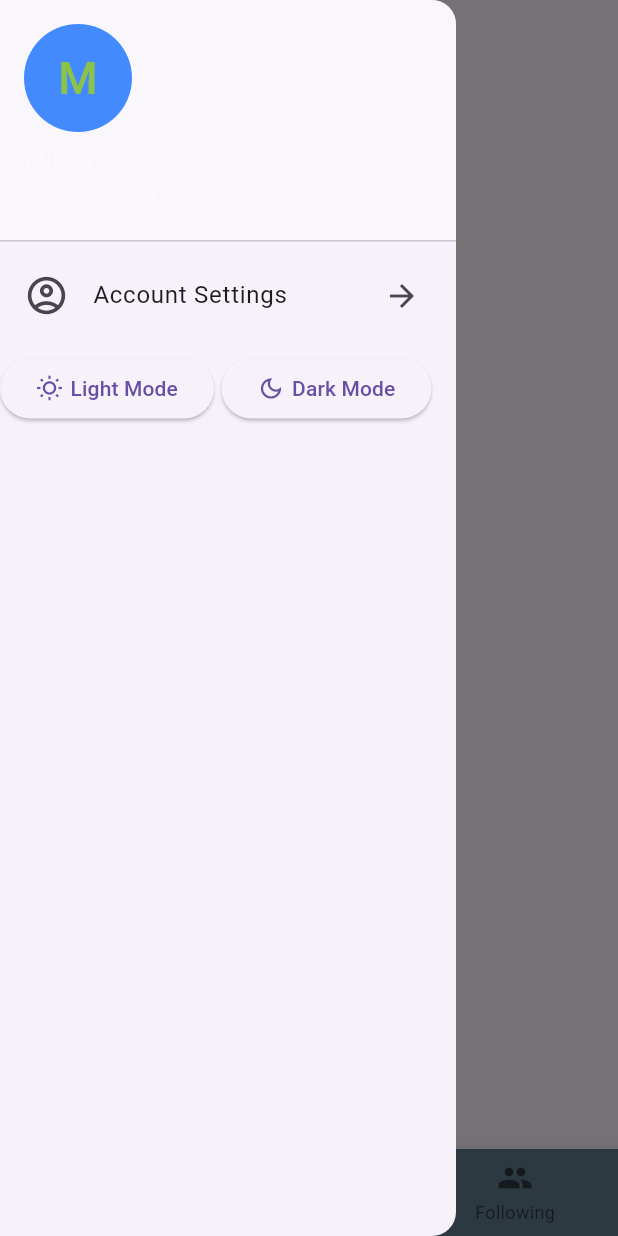
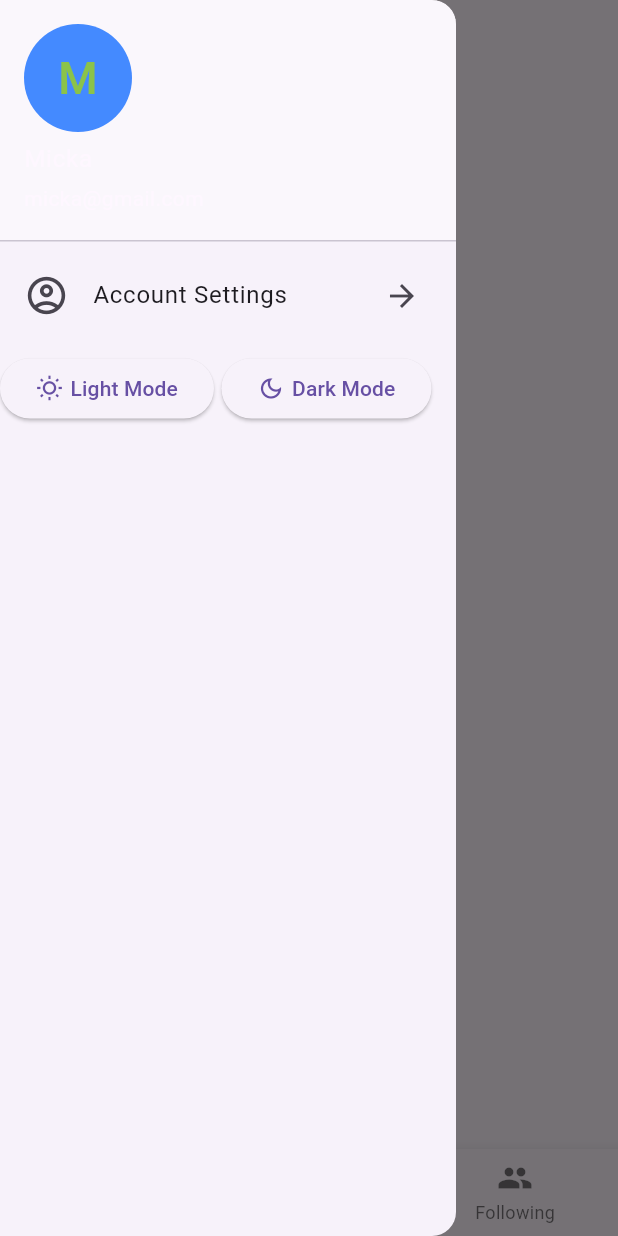
Before and after one commit to DamianoMiloncini/AppDevProject, a Flutter app: the InitialPage screen opened directly, with the side drawer open, on a phone screen of 412 x 824 dp. Run offline on Flutter 3.47's test engine with Material 3 defaults, Android fonts, the phone set to English and light mode, and no system bars; our stand-ins replace cloud_firestore, firebase_core, image_picker; accounts and stored records are empty.

Commit message:
Details Page started & Dark Mode bug fixed

```diff
--- a/lib/HomePage.dart
+++ b/lib/HomePage.dart
@@ -5,7 +5,6 @@ import 'package:firebase_core/firebase_core.dart';
 import 'package:cloud_firestore/cloud_firestore.dart';
 import 'package:flutter/services.dart';
 import 'package:image_picker/image_picker.dart';
-import 'package:intl/intl.dart';
 import 'firebase_options.dart';
 
 
@@ -44,6 +43,7 @@ class _MyAppState extends State<MyApp> {
             titleTextStyle: TextStyle(color: Colors.white)
         ),
         drawerTheme: DrawerThemeData(backgroundColor: Colors.blueGrey,),
+        bottomNavigationBarTheme: BottomNavigationBarThemeData(backgroundColor: Colors.blueGrey)
       ),
       home: InitialPage(),
       darkTheme: ThemeData.dark(), //set what dark theme is
@@ -82,6 +82,7 @@ class _InitialPageState extends State<InitialPage> {
       Icons.chat,
       size: 150,
     ),
+
   ];
   @override
   Widget build(BuildContext context) {
@@ -100,7 +101,6 @@ class _InitialPageState extends State<InitialPage> {
         //backgroundColor: Colors.blueGrey,
       ),
       bottomNavigationBar: BottomNavigationBar(
-        backgroundColor: Colors.blueGrey,
         selectedItemColor: Colors.white,
         currentIndex: _selectedIndex,
         onTap: _onItemTapped,//color for the icon when that current page is being displayed
@@ -199,66 +199,90 @@ class _InitialPageState extends State<InitialPage> {
 //new post page
 
 class HomePage extends StatefulWidget {
-  const HomePage({super.key});
+  const HomePage({Key? key}) : super(key: key);
 
   @override
   State<HomePage> createState() => _HomePageState();
 }
 
 class _HomePageState extends State<HomePage> {
-  //-1: this is creating a stream of data that continously being updated whenever there is a change in the firebase (used to read what is in the firebase)
-  final Stream<QuerySnapshot> _postStream = FirebaseFirestore.instance.collection('posts').snapshots();
+  final Stream<QuerySnapshot> _postStream =
+  FirebaseFirestore.instance.collection('posts').snapshots();
+  Map<String, dynamic>? _selectedData; // Track selected data
+
+  void _toggleContent(Map<String, dynamic>? data) {
+    setState(() {
+      _selectedData = data;
+    });
+  }
+
   @override
   Widget build(BuildContext context) {
     return Scaffold(
-      body: Container(
+      body: _selectedData == null
+          ? _HomePage2(_postStream, _toggleContent) // Show original content if data is null
+          : _DetailsPost(_selectedData!), // Show details post if data is not null
+    );
+  }
+
+  Widget _HomePage2(
+      Stream<QuerySnapshot> postStream,
+      Function(Map<String, dynamic>?) toggleContent,
+      ) {
+    return Container(
       padding: EdgeInsets.all(20),
       child: Column(
         crossAxisAlignment: CrossAxisAlignment.start,
         children: [
-            //will be Hello $user later on :)
           Row(
             children: [
-                Text('Hello,',style: TextStyle(fontSize: 35),),
+              Text(
+                'Hello,',
+                style: TextStyle(fontSize: 35),
+              ),
               //TODO: Fetch the actual username logged in !
-                Text('Micka',style: TextStyle(fontSize: 35,color: Colors.deepPurpleAccent,fontWeight: FontWeight.w500),),
+              Text(
+                'Micka',
+                style: TextStyle(
+                    fontSize: 35,
+                    color: Colors.deepPurpleAccent,
+                    fontWeight: FontWeight.w500),
+              ),
             ],
           ),
-            Text('Your current progress of the day',style: TextStyle(fontSize: 15,color: Colors.grey,),),
-
-            //TODO: Display user's posts ! :)
-
+          Text(
+            'Your current progress of the day',
+            style: TextStyle(fontSize: 15, color: Colors.grey),
+          ),
           StreamBuilder<QuerySnapshot>(
-                stream: _postStream,
+            stream: postStream,
             builder: (BuildContext context, AsyncSnapshot<QuerySnapshot> snapshot) {
               if (snapshot.hasError) {
                 return Text('Something went wrong :(');
               }
               //if the data is loading
-                  if(snapshot.connectionState == ConnectionState.waiting) {
+              if (snapshot.connectionState == ConnectionState.waiting) {
                 return CircularProgressIndicator(); //ofc i had to use it
               }
               //ListView of all the posts
               return Expanded(
                 child: ListView(
                   shrinkWrap: true,
-                    children: snapshot.data!.docs
-                        .map((DocumentSnapshot document) {
+                  children: snapshot.data!.docs.map((DocumentSnapshot document) {
                     Map<String, dynamic> data =
                     document.data()! as Map<String, dynamic>;
-                      //format the date & time displayed for each post
                     Timestamp timestamp = data['timestamp'];
                     DateTime date = timestamp.toDate();
-                      //GOOD TO KNOW: if one of your documents doesnt have the field that you are trying to read, you will get an error
-                      //TODO: Style it like the mock up :)
-                      // Wrap the Column with SingleChildScrollView to make it scrollable
                     return SingleChildScrollView(
                       child: Column(
                         children: [
                           Padding(
                             padding: EdgeInsets.symmetric(vertical: 10),
                             child: ElevatedButton(
-                                onPressed: () {},
+                              onPressed: () {
+                                // Toggle content and pass the selected data to DetailsPost
+                                toggleContent(data);
+                              },
                               style: ElevatedButton.styleFrom(
                                 shape: RoundedRectangleBorder(
                                   borderRadius: BorderRadius.circular(15),
@@ -290,69 +314,71 @@ class _HomePageState extends State<HomePage> {
                                         // TODO: fetch the actual username from firebase and add it here amigo
                                         Text('Username'),
                                         SizedBox(width: 15,),
-
                                         Text('${date.year}-${date.month}-${date.day}  ${date.hour}:${date.minute} ')
                                       ],
                                     ),
                                     SizedBox(height: 15,),
                                     //workout description
-                                      Expanded(child: Text(data['description']),), //in case the user enters a long ass description
-                                      //SizedBox(height: 10,),
-                                      //little divider to have the icons underneath !
+                                    Expanded(
+                                      child: Text(
+                                        data['description'],
+                                      ), //in case the user enters a long ass description
+                                    ),
                                     Divider(
                                       height: 2,
                                       thickness: 1,
                                     ),
                                     //row of icons
-                                      Expanded(child:
-                                      Row(
+                                    Expanded(
+                                      child: Row(
                                         mainAxisAlignment: MainAxisAlignment.spaceEvenly,
                                         children: [
-                                          TextButton(onPressed: (){
-
-                                          }, child: Icon(Icons.message),
+                                          TextButton(
+                                            onPressed: () {},
+                                            child: Icon(Icons.message),
                                           ), // should i add the number of comments and likes ?
-                                          TextButton(onPressed: (){
-
-                                          }, child: Icon(Icons.favorite_border),
+                                          TextButton(
+                                            onPressed: () {},
+                                            child: Icon(Icons.favorite_border),
                                           ),
-                                          TextButton(onPressed: (){
-
-                                          }, child: Icon(Icons.bookmark_add_outlined),
+                                          TextButton(
+                                            onPressed: () {},
+                                            child: Icon(Icons.bookmark_add_outlined),
                                           ),
-                                          TextButton(onPressed: (){
-
-                                          }, child: Icon(Icons.share),
+                                          TextButton(
+                                            onPressed: () {},
+                                            child: Icon(Icons.share),
                                           ),
-
                                         ],
-                                      ))
-
-                                      // Text(
-                                      //   data['title'],
-                                      //   style: TextStyle(fontWeight: FontWeight.bold, color: Colors.black),
-                                      // ),
-                                      // SizedBox(height: 5),
-                                      // Text(data['description']),
+                                      ),
+                                    ),
                                   ],
                                 ),
                               ),
                             ),
                           ),
-                            // Add other ElevatedButton widgets wrapped with Padding here
                         ],
                       ),
                     );
-
-
-
-
                   }).toList(),
-                  ),);
-                }
-            )
+                ),
+              );
+            },
+          ),
         ],
       ),
+    );
+  }
+  //TODO: Make this page better with a go back to main page pop
+  Widget _DetailsPost(Map<String, dynamic> data) {
+    return Container(
+      padding: EdgeInsets.all(20),
+      child: Column(
+        crossAxisAlignment: CrossAxisAlignment.start,
+        children: [
+          Text(data['title']), // Display selected data
+          // Other details to display...
+        ],
       ),
     );
   }
@@ -473,7 +499,151 @@ class _PostState extends State<Post> {
         ),
 
       )
+    );
 
-    );
   }
 }
+
+// class DetailPosts extends StatefulWidget {
+//   //find a way to have the same layout in every page without having to copy paste the app bar, nav bar, ect
+//   final Map<String, dynamic> data;
+//
+//   const DetailPosts({super.key, required this.data});
+//
+//   @override
+//   State<DetailPosts> createState() => _DetailPostsState();
+// }
+//
+// class _DetailPostsState extends State<DetailPosts> {
+//   int _selectedIndex = 0;
+//
+//   void _onItemTapped(int index) {
+//     setState(() {
+//       _selectedIndex = index;
+//     });
+//   }
+//   //list of pages for the nav bar buttons
+//   static const List<Widget> _pages = <Widget>[
+//     HomePage(),
+//     Post(),
+//     Icon(
+//       Icons.chat,
+//       size: 150,
+//     ),
+//   ];
+//   @override
+//   Widget build(BuildContext context) {
+//     return Scaffold(
+//       appBar: AppBar(
+//         //not sure if the app bar should just display the name of the app at all times or it should change names according to the page name yk?
+//         title: Text('Evolve',style: TextStyle(fontSize: 40,fontWeight: FontWeight.w600),),
+//         toolbarHeight: 60.2,
+//         toolbarOpacity: 0.8,
+//         shape: const RoundedRectangleBorder(
+//           borderRadius: BorderRadius.only(
+//               bottomRight: Radius.circular(5),
+//               bottomLeft: Radius.circular(5)),
+//         ),
+//         elevation: 0.00,
+//         //backgroundColor: Colors.blueGrey,
+//       ),
+//       bottomNavigationBar: BottomNavigationBar(
+//         backgroundColor: Colors.blueGrey,
+//         selectedItemColor: Colors.white,
+//         currentIndex: _selectedIndex,
+//         onTap: _onItemTapped,//color for the icon when that current page is being displayed
+//         items: [
+//           BottomNavigationBarItem(
+//             icon: Icon(Icons.home),
+//             label: 'Home',
+//           ),
+//           BottomNavigationBarItem(
+//             icon: Icon(Icons.post_add),
+//             label: 'New Post',
+//
+//           ),
+//           BottomNavigationBarItem(
+//               icon: Icon(Icons.people),
+//               label: 'Following'
+//           ),
+//         ],
+//       ),
+//       body:
+//       //i love putting stuff in containers, i cant help it
+//       Container(
+//         child: Column(
+//           children: [
+//             Text(widget.data['title']),
+//           ],
+//         ), //New
+//       ),
+//       drawer: Drawer(
+//         child: ListView(
+//           padding: EdgeInsets.zero,
+//           children: [
+//             //TODO: You can change to your liking honestly
+//             const UserAccountsDrawerHeader(
+//               decoration: BoxDecoration(
+//                   color: Colors.white38
+//               ),
+//               //for now, this is HardCoded but fetch from database later on !!
+//               accountName: Text('Micka'),
+//               accountEmail: Text('micka@gmail.com'),
+//               currentAccountPicture: //should we allow the user to upload their picture? Should we give the user options of profile pictures to choose from ?,
+//               CircleAvatar(
+//                 backgroundColor: Colors.blueAccent,
+//                 foregroundColor: Colors.lightGreen,
+//                 child: Text('M',style: TextStyle(fontSize: 30),),
+//               ),
+//             ),
+//             //account tile
+//             ListTile(
+//               //something is bothering me with the way this is styled but whateva
+//               leading: const Icon(Icons.account_circle_outlined,size: 30,),
+//               title: const Text('Account Settings'),
+//               trailing: const Icon(Icons.arrow_forward),
+//               onTap: () {
+//                 //push to User settings page
+//               },
+//             ),
+//             SizedBox(height: 10,),
+//             Row(
+//               children: [
+//                 //light theme button
+//                 ElevatedButton(onPressed: () {
+//                   MyApp.of(context).changeTheme(ThemeMode.light);
+//                   Navigator.pop(context); //to close the drawer after the user clicks the button
+//                 } ,
+//                   child: Row(
+//                     mainAxisAlignment: MainAxisAlignment.center,
+//                     children: [
+//                       //little sun
+//                       Icon(Icons.wb_sunny_outlined),
+//                       SizedBox(width: 5,),
+//                       Text('Light Mode')
+//                     ],
+//                   ),
+//                 ),
+//                 SizedBox(width: 5,),
+//                 ElevatedButton(onPressed: () {
+//                   MyApp.of(context).changeTheme(ThemeMode.dark);
+//                   Navigator.pop(context); //to close the drawer after the user clicks the button
+//                 },
+//                   child: Row(
+//                     children: [
+//                       //little moon
+//                       Icon(Icons.dark_mode_outlined),
+//                       SizedBox(width: 5,),
+//                       Text('Dark Mode')
+//                     ],
+//                   ),
+//                 ),
+//
+//               ],
+//             )
+//           ],
+//         ),
+//       ),
+//     );
+//   }
+// }
```
Also changed, not shown: pubspec.lock. Lines whose indentation alone changed are shown as unchanged.
